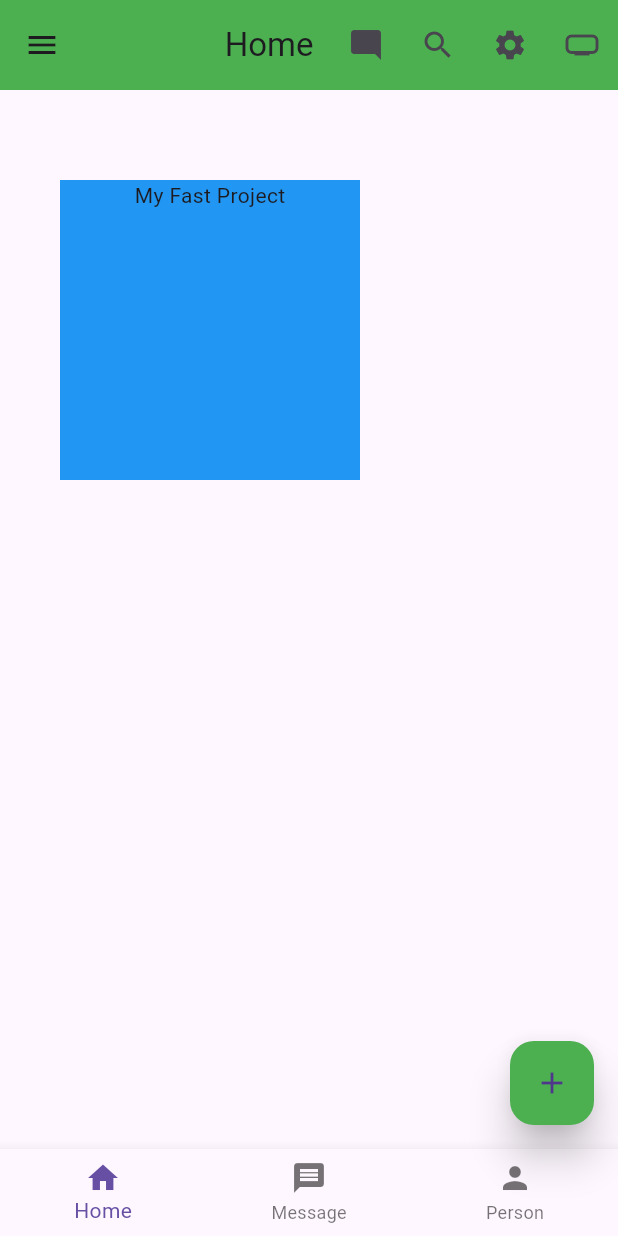
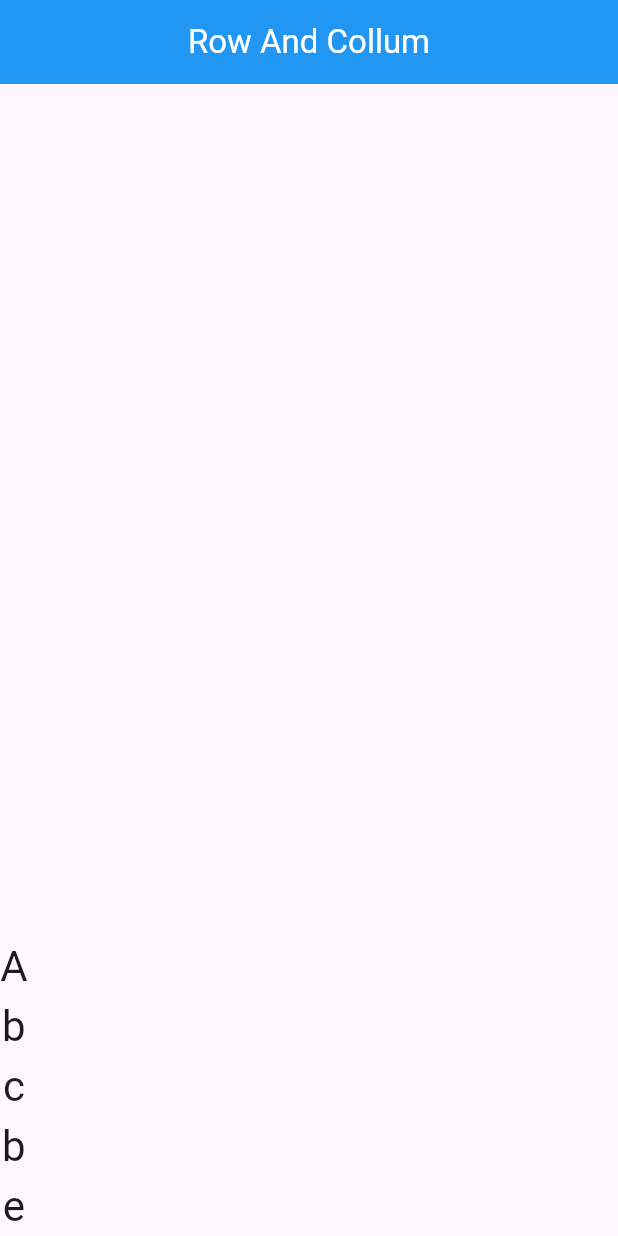
Before and after one commit to Ferdaus0001/universit, a Flutter app: the screen it shows after launch, on a phone screen of 412 x 824 dp. Run offline on Flutter 3.47's test engine with Material 3 defaults, Android fonts, the phone set to English and light mode, and no system bars.

Commit message:
new body add

```diff
--- /dev/null
+++ b/Flutter_Recesos/actions.dart
@@ -0,0 +1,6 @@
+// actions: [
+// IconButton(onPressed: (){Mysnakbar('commant', context);}, icon: Icon(Icons.comment)),
+// IconButton(onPressed: (){Mysnakbar('Search', context);}, icon: Icon(Icons.search)),
+// IconButton(onPressed: (){Mysnakbar('Person', context);}, icon: Icon(Icons.person)),
+// IconButton(onPressed: (){Mysnakbar('Setting', context);}, icon: Icon(Icons.settings)),
+// ],
--- a/lib/body.dart
+++ /dev/null
@@ -1,38 +0,0 @@
-
-
-import 'package:flutter/material.dart';
-void main(){
-  runApp(const FastApp());
-}
-class FastApp extends StatelessWidget{
-  const FastApp({super.key});
-
-  @override
-  Widget build(BuildContext context) {
-    return MaterialApp(home: Home());
-  }
-
-}
-class Home extends StatelessWidget{
-  const Home({super.key});
-
-  @override
-  Widget build(BuildContext context) {
-   return Scaffold(
-      appBar:  AppBar(
-        title: Text('Home'),
-        titleSpacing: 0,
-        centerTitle: true,
-        toolbarHeight: 60,
-        toolbarOpacity: 1,
-        elevation: 0,
-        backgroundColor: Colors.blue,
-        // iconTheme:
-      ),
-
-    // body: ,
-
-   );
-  }
-
-}
--- /dev/null
+++ b/lib/column_row.dart
@@ -0,0 +1,28 @@
+import 'package:flutter/material.dart';
+
+class RowCollumScreen extends StatelessWidget {
+  const RowCollumScreen({super.key});
+
+  @override
+  Widget build(BuildContext context) {
+   return  Scaffold(
+     appBar: AppBar(
+       title: Text(' Row And Collum ',style: TextStyle(color: Colors.white),),
+       centerTitle: true,
+       backgroundColor: Colors.blue,
+     ),
+     body: Column(
+       mainAxisAlignment: MainAxisAlignment.end,
+       children: [
+         Text('A',style: TextStyle(fontSize: 28),),
+         Text('b',style: TextStyle(fontSize: 28),),
+         Text('c',style: TextStyle(fontSize: 28),),
+         Text('b',style: TextStyle(fontSize: 28),),
+         Text('e',style: TextStyle(fontSize: 28),),
+       ],
+     ),
+   );
+
+
+  }
+}
--- a/lib/main.dart
+++ b/lib/main.dart
@@ -1,130 +1,18 @@
-import 'package:flutter/cupertino.dart';
 import 'package:flutter/material.dart';
+import 'package:universit/column_row.dart';
 void main(){
-  runApp(const Myapp());
+  runApp(const IbarhimApp());
 }
 
-
-class Myapp extends StatelessWidget{
-  const Myapp({super.key});
+class IbarhimApp extends StatelessWidget{
+  const IbarhimApp({super.key});
 
   @override
   Widget build(BuildContext context) {
-    return MaterialApp(
-     theme:  ThemeData(primarySwatch: Colors.green),
-        darkTheme: ThemeData(primarySwatch: Colors.grey),
-        color: Colors.blue,
-        debugShowCheckedModeBanner: false,
-
-        home: const HomeActivity()
-    );
+ return const MaterialApp(
+   debugShowCheckedModeBanner: false,
+   home: RowCollumScreen(),
+ );
   }
 
 }
-class HomeActivity extends StatelessWidget{
-  const HomeActivity({super.key});
-         MysnackBar( Message, context){
-         return ScaffoldMessenger.of(context).showSnackBar(
-          SnackBar(content: Text(Message))
-          );
-       }
-  @override
-  Widget build(BuildContext context) {
-     return Scaffold(
-
-
-
-       drawer: Drawer(
-
-         child: ListView(
-
-           children: [
-             DrawerHeader(
-
-               padding: EdgeInsets.zero,
-
-
-                 child:UserAccountsDrawerHeader(
-
-               decoration: BoxDecoration(color: Colors.blue),
-               accountName: Text(" ferdaus hossan ") ,
-               accountEmail: Text(" ferdaushossan7788990@gmail.com"),
-                   currentAccountPicture:Image.network('https://avatars.githubusercontent.com/u/144084398?v=4'),
-             )),
-             ListTile( leading:Icon(Icons.home),title: Text('Home'),onTap: (){MysnackBar("Home Tab", context);},),
-             ListTile(leading:Icon(Icons.contact_mail),title: Text('Contact'),onTap: (){MysnackBar("Contact ", context);}),
-             ListTile(leading:Icon(Icons.person),title: Text('Profile'),onTap: (){MysnackBar("Profile Tab ", context);}),
-             ListTile(leading:Icon(Icons.email),title: Text('Email'),onTap: (){MysnackBar("Email Tab", context);}),
-           ],
-         ),
-       ),
-
-
-       appBar:  AppBar(
-
-         title: const  Text(" Home"),
-
-
-         titleSpacing: 11,
-         centerTitle: true,
-         toolbarOpacity: 1,
-         toolbarHeight: 60,
-         elevation: 0,
-         backgroundColor: Colors.green,
-         actions: [
-           IconButton(onPressed: (){MysnackBar( 'Commands ' ,context);} , icon: const Icon(Icons.mode_comment_rounded)),
-           IconButton(onPressed: (){MysnackBar( "Search", context);}, icon: const Icon(Icons.search)),
-           IconButton(onPressed: (){MysnackBar("Settings", context);} , icon: const Icon(Icons.settings)),
-           IconButton(onPressed: (){MysnackBar( "Home ", context);} , icon: const Icon(Icons.home_max)),
-         ],
-
-       ),
-
-
-       floatingActionButton: FloatingActionButton(
-
-         elevation: 11,
-         child: Icon(Icons.add),
-         backgroundColor: Colors.green,
-         onPressed: (){
-           MysnackBar("Action Complete", context);
-
-         },
-
-
-       ),
-       bottomNavigationBar: BottomNavigationBar(
-         items: [
-           BottomNavigationBarItem(icon: Icon(Icons.home),label: "Home"),
-           BottomNavigationBarItem(icon: Icon(Icons.message),label: "Message"),
-           BottomNavigationBarItem(icon: Icon(Icons.person),label: "Person")
-         ],
-         onTap: (int index){
-           if(index == 0){
-             MysnackBar('Home Tab Complete ', context);
-
-           }
-           if(index == 1){
-             MysnackBar("Massage Tab Complete", context);
-
-           }
-           if(index ==2){
-             MysnackBar("Person Tab Complete", context);
-
-           }
-         },
-       ),
-       body: Container(
-         height:200 ,
-         width: 200,
-         color: Colors.blue,
-         alignment: Alignment.topCenter,
-         margin: EdgeInsets.fromLTRB(40, 60, 10, 40),
-
-         child: Text(" My Fast Project "),
-       ),
-
-     );
-  }
-
-}
```
Also changed, not shown: Flutter_Recesos/SnackBar.dart (added, +10 -0 lines), Flutter_Recesos/class.dart (added, +13 -0 lines).
